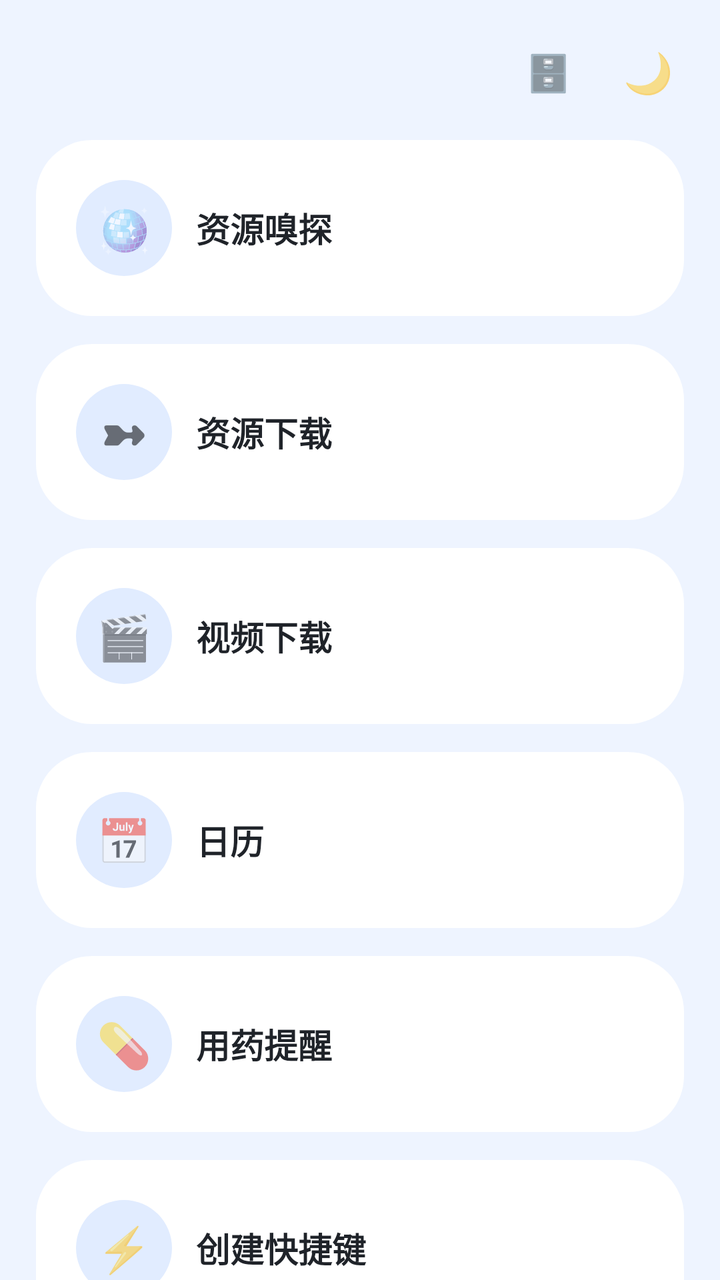
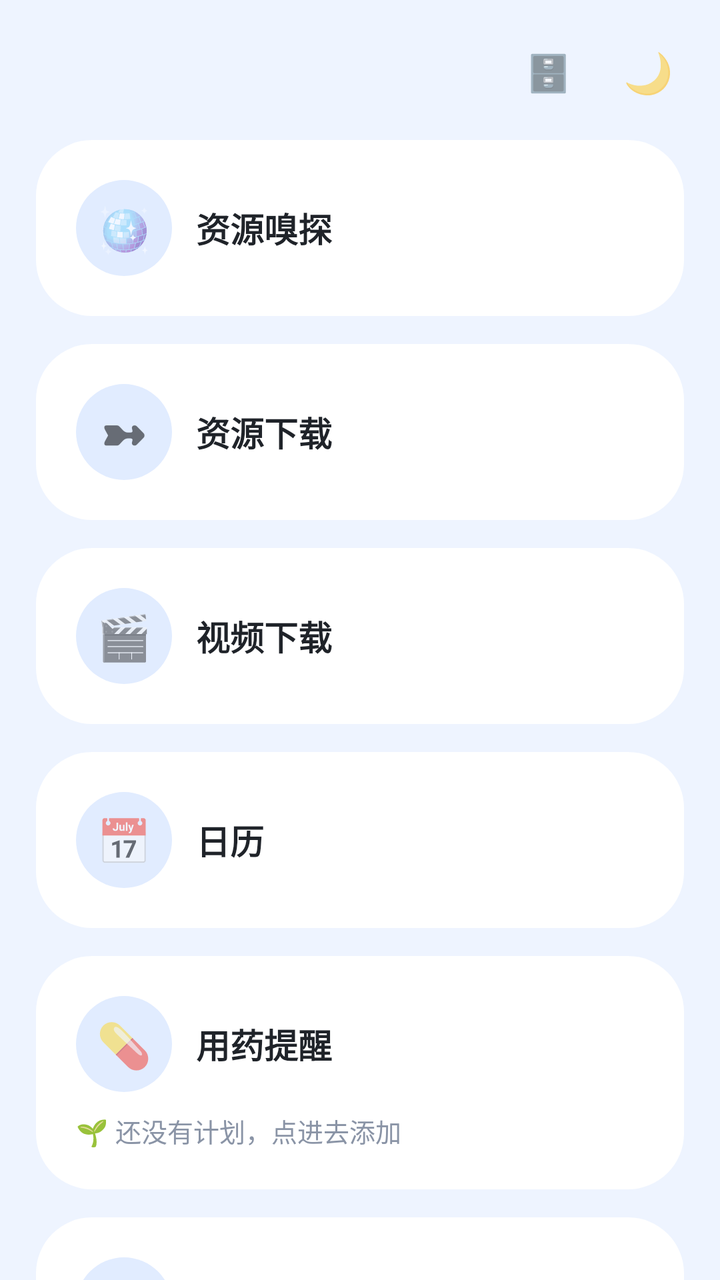

Screens rendered from an Android XML layout before and after an edit, with the pre-edit source and the edit as a unified diff.
<!-- AndroidManifest.xml: application theme AppTheme -->
<!-- res/layout/activity_toolbox.xml -->
<?xml version="1.0" encoding="utf-8"?>
<FrameLayout xmlns:android="http://schemas.android.com/apk/res/android"
    android:id="@+id/toolRoot"
    android:layout_width="match_parent" android:layout_height="match_parent">

    <TextView android:id="@+id/lanToggle"
        android:layout_width="44dp" android:layout_height="44dp"
        android:layout_gravity="top|right" android:layout_marginTop="14dp" android:layout_marginRight="64dp"
        android:gravity="center" android:elevation="6dp"
        android:text="🗄️" android:textSize="18sp"/>

    <TextView android:id="@+id/themeToggle"
        android:layout_width="44dp" android:layout_height="44dp"
        android:layout_gravity="top|right" android:layout_margin="14dp"
        android:gravity="center" android:elevation="6dp"
        android:text="🌙" android:textSize="20sp"/>

    <LinearLayout android:id="@+id/toolColumn"
        android:layout_width="match_parent" android:layout_height="match_parent"
        android:orientation="vertical">

        <ScrollView
            android:layout_width="match_parent" android:layout_height="match_parent"
            android:fillViewport="true" android:scrollbars="none">

            <LinearLayout
                android:layout_width="match_parent" android:layout_height="wrap_content"
                android:orientation="vertical"
                android:paddingLeft="18dp" android:paddingRight="18dp"
                android:paddingTop="70dp" android:paddingBottom="150dp">

                <LinearLayout android:tag="card" android:id="@+id/cardPlayer"
                    android:layout_width="match_parent" android:layout_height="wrap_content"
                    android:background="@drawable/bg_card_md3" android:orientation="vertical"
                    android:padding="20dp">
                    <LinearLayout
                        android:layout_width="match_parent" android:layout_height="wrap_content"
                        android:orientation="horizontal" android:gravity="center_vertical">
                        <TextView
                            android:layout_width="48dp" android:layout_height="48dp"
                            android:background="@drawable/bg_btn_md3"
                            android:text="🪩" android:textSize="22sp" android:gravity="center"/>
                        <TextView
                            android:layout_width="0dp" android:layout_height="wrap_content"
                            android:layout_weight="1" android:layout_marginLeft="12dp"
                            android:text="资源嗅探" android:textSize="17sp"
                            android:textStyle="bold" android:tag="title" android:textColor="@color/textMain"/>
                    </LinearLayout>
                </LinearLayout>

                <LinearLayout android:tag="card" android:id="@+id/cardDownload"
                    android:layout_width="match_parent" android:layout_height="wrap_content"
                    android:layout_marginTop="14dp"
                    android:background="@drawable/bg_card_md3" android:orientation="vertical"
                    android:padding="20dp">
                    <LinearLayout
                        android:layout_width="match_parent" android:layout_height="wrap_content"
                        android:orientation="horizontal" android:gravity="center_vertical">
                        <TextView
                            android:layout_width="48dp" android:layout_height="48dp"
                            android:background="@drawable/bg_btn_md3"
                            android:text="➼" android:textSize="22sp" android:gravity="center"/>
                        <TextView
                            android:layout_width="0dp" android:layout_height="wrap_content"
                            android:layout_weight="1" android:layout_marginLeft="12dp"
                            android:text="资源下载" android:textSize="17sp"
                            android:textStyle="bold" android:tag="title" android:textColor="@color/textMain"/>
                    </LinearLayout>
                </LinearLayout>

                <LinearLayout android:tag="card" android:id="@+id/cardVideoDl"
                    android:layout_width="match_parent" android:layout_height="wrap_content"
                    android:layout_marginTop="14dp"
                    android:background="@drawable/bg_card_md3" android:orientation="vertical"
                    android:padding="20dp">
                    <LinearLayout
                        android:layout_width="match_parent" android:layout_height="wrap_content"
                        android:orientation="horizontal" android:gravity="center_vertical">
                        <TextView
                            android:layout_width="48dp" android:layout_height="48dp"
                            android:background="@drawable/bg_btn_md3"
                            android:text="🎬" android:textSize="22sp" android:gravity="center"/>
                        <TextView
                            android:layout_width="0dp" android:layout_height="wrap_content"
                            android:layout_weight="1" android:layout_marginLeft="12dp"
                            android:text="视频下载" android:textSize="17sp"
                            android:textStyle="bold" android:tag="title" android:textColor="@color/textMain"/>
                    </LinearLayout>
                </LinearLayout>

                <LinearLayout android:tag="card" android:id="@+id/calendarCard"
                    android:layout_width="match_parent" android:layout_height="wrap_content"
                    android:layout_marginTop="14dp"
                    android:background="@drawable/bg_card_md3" android:orientation="vertical"
                    android:padding="20dp">
                    <LinearLayout
                        android:layout_width="match_parent" android:layout_height="wrap_content"
                        android:orientation="horizontal" android:gravity="center_vertical">
                        <TextView
                            android:layout_width="48dp" android:layout_height="48dp"
                            android:background="@drawable/bg_btn_md3"
                            android:text="📅" android:textSize="22sp" android:gravity="center"/>
                        <TextView
                            android:layout_width="0dp" android:layout_height="wrap_content"
                            android:layout_weight="1" android:layout_marginLeft="12dp"
                            android:text="日历" android:textSize="17sp"
                            android:textStyle="bold" android:tag="title" android:textColor="@color/textMain"/>
                    </LinearLayout>
                </LinearLayout>

                <LinearLayout android:tag="card" android:id="@+id/cardMed"
                    android:layout_width="match_parent" android:layout_height="wrap_content"
                    android:layout_marginTop="14dp"
                    android:background="@drawable/bg_card_md3" android:orientation="vertical"
                    android:padding="20dp">
                    <LinearLayout
                        android:layout_width="match_parent" android:layout_height="wrap_content"
                        android:orientation="horizontal" android:gravity="center_vertical">
                        <TextView
                            android:layout_width="48dp" android:layout_height="48dp"
                            android:background="@drawable/bg_btn_md3"
                            android:text="💊" android:textSize="22sp" android:gravity="center"/>
                        <TextView
                            android:layout_width="0dp" android:layout_height="wrap_content"
                            android:layout_weight="1" android:layout_marginLeft="12dp"
                            android:text="用药提醒" android:textSize="17sp"
                            android:textStyle="bold" android:tag="title" android:textColor="@color/textMain"/>
                    </LinearLayout>
                </LinearLayout>

                <LinearLayout android:tag="card" android:id="@+id/cardShortcut"
                    android:layout_width="match_parent" android:layout_height="wrap_content"
                    android:layout_marginTop="14dp"
                    android:background="@drawable/bg_card_md3" android:orientation="vertical"
                    android:padding="20dp">
                    <LinearLayout
                        android:layout_width="match_parent" android:layout_height="wrap_content"
                        android:orientation="horizontal" android:gravity="center_vertical">
                        <TextView
                            android:layout_width="48dp" android:layout_height="48dp"
                            android:background="@drawable/bg_btn_md3"
                            android:text="⚡" android:textSize="22sp" android:gravity="center"/>
                        <TextView
                            android:layout_width="0dp" android:layout_height="wrap_content"
                            android:layout_weight="1" android:layout_marginLeft="12dp"
                            android:text="创建快捷键" android:textSize="17sp"
                            android:textStyle="bold" android:tag="title" android:textColor="@color/textMain"/>
                    </LinearLayout>
                </LinearLayout>

            </LinearLayout>
        </ScrollView>
    </LinearLayout>
</FrameLayout>
<!-- resources referenced by this layout -->
<resources>
  <color name="textMain">#1F2329</color>
  <!-- drawable bg_btn_md3 (drawable) -->
  <?xml version="1.0" encoding="utf-8"?>
  <shape xmlns:android="http://schemas.android.com/apk/res/android">
      <solid android:color="#E1ECFF"/>
      <corners android:radius="24dp"/>
  </shape>
  <!-- drawable bg_card_md3 (drawable) -->
  <?xml version="1.0" encoding="utf-8"?>
  <ripple xmlns:android="http://schemas.android.com/apk/res/android"
      android:color="#224C7DFF">
      <item>
          <shape>
              <solid android:color="#FFFFFF"/>
              <corners android:radius="28dp"/>
          </shape>
      </item>
  </ripple>
  <style name="AppTheme" parent="Theme.MaterialComponents.DayNight.NoActionBar">
          <item name="android:windowFullscreen">true</item>
          <item name="android:windowNoTitle">true</item>
          <item name="android:windowTranslucentNavigation">true</item>
          <item name="android:windowBackground">@color/bg</item>
          <item name="android:colorAccent">@color/blue2</item>
          <item name="colorPrimary">@color/blue2</item>
          <item name="colorSecondary">@color/blue2</item>
          <item name="android:colorControlHighlight">#22315CDE</item>
      </style>
  <color name="bg">#EEF4FF</color>
  <color name="blue2">#1677FF</color>
</resources>

<!-- the commit's change to res/layout/activity_toolbox.xml (unified diff, before → after) -->
@@ -126,6 +126,12 @@
                             android:text="用药提醒" android:textSize="17sp"
                             android:textStyle="bold" android:tag="title" android:textColor="@color/textMain"/>
                     </LinearLayout>
+                    <TextView
+                        android:id="@+id/medStatus"
+                        android:layout_width="match_parent" android:layout_height="wrap_content"
+                        android:layout_marginTop="10dp" android:tag="sub"
+                        android:text="🌱 还没有计划，点进去添加" android:textSize="13sp"
+                        android:textColor="#8A94A6"/>
                 </LinearLayout>
 
                 <LinearLayout android:tag="card" android:id="@+id/cardShortcut"
